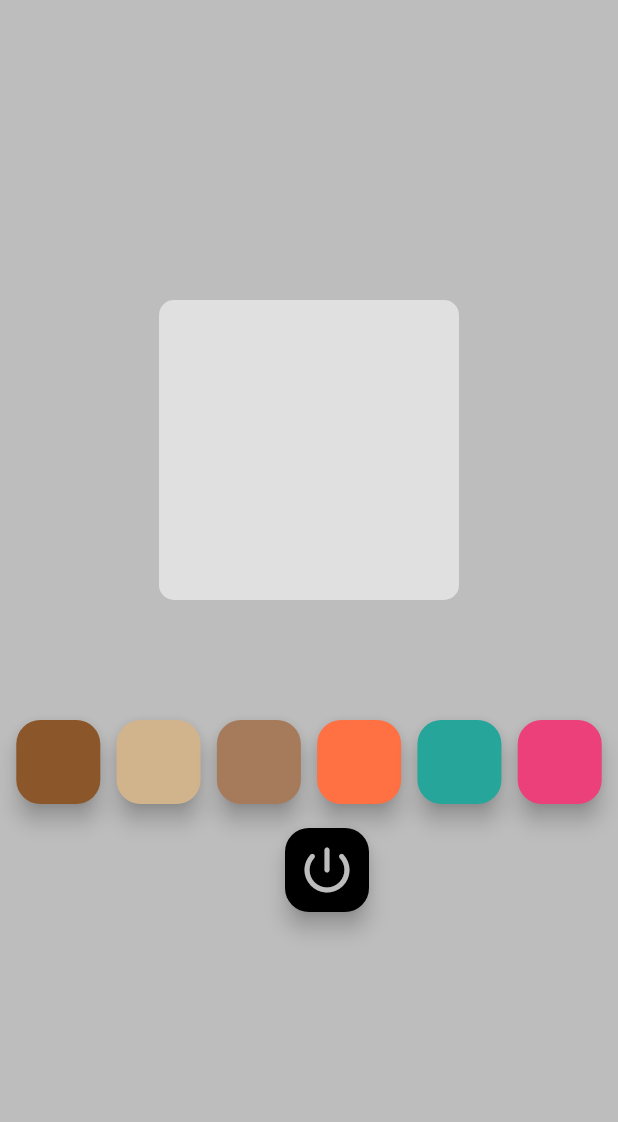
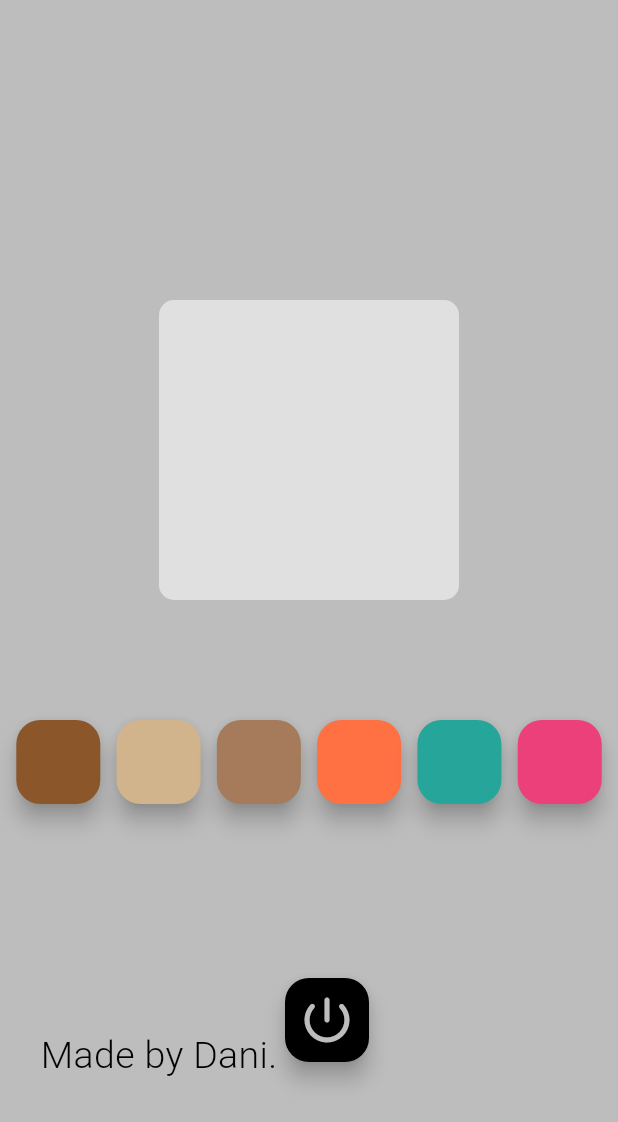
Before and after one commit to jovincia/Electrical-Switch, a Flutter app: the screen it shows after launch, on a phone screen of 412 x 824 dp. Shown: the top 1122 px of the screen. Run offline on Flutter 3.47's test engine with Material 3 defaults, Android fonts, the phone set to English and light mode, and no system bars; our stand-ins replace google_fonts; Roboto replaces fonts that are missing (Calligraffitti).

Commit message:
last commit

```diff
--- a/lib/home_page.dart
+++ b/lib/home_page.dart
@@ -35,15 +35,10 @@ class _HomePageState extends State<HomePage> {
     });
   }
 
-  var customFontMadeBy = GoogleFonts.alegreya(
+  var customFontMadeBy = GoogleFonts.calligraffitti(
     textStyle: TextStyle(
       color: MainColors.black,
-      fontSize: 23,
-      decoration: TextDecoration.combine(
-        [
-          TextDecoration.none,
-        ],
-      ),
+      fontSize: 25,
       fontWeight: FontWeight.w300,
     ),
   );
@@ -53,7 +48,7 @@ class _HomePageState extends State<HomePage> {
     return Scaffold(
       backgroundColor: MainColors.grey,
       floatingActionButton: Padding(
-        padding: const EdgeInsets.only(left: 150, right: 150, bottom: 200),
+        padding: const EdgeInsets.only(left: 150, right: 150, bottom: 100),
         child: FloatingActionButton(
           onPressed: () => changeColors(MainColors.grey!),
           backgroundColor: isColoredBG ? MainColors.white : MainColors.black,
@@ -124,10 +119,10 @@ class _HomePageState extends State<HomePage> {
             ),
           ),
           Padding(
-            padding: const EdgeInsets.only(top: 310, right: 250),
+            padding: const EdgeInsets.only(top: 150, right: 200),
             child: Text(
               "Made by Dani.",
-              textDirection: TextDirection.ltr,
+              //textDirection: TextDirection.ltr,
               style: customFontMadeBy,
             ),
           ),
--- a/pubspec.yaml
+++ b/pubspec.yaml
@@ -36,7 +36,7 @@ dependencies:
   # The following adds the Cupertino Icons font to your application.
   # Use with the CupertinoIcons class for iOS style icons.
   cupertino_icons: ^1.0.2
-  google_fonts: ^5.1.0
+  google_fonts: ^6.2.0
 
 dev_dependencies:
   flutter_test:
```
Also changed, not shown: pubspec.lock, 2 other files.
